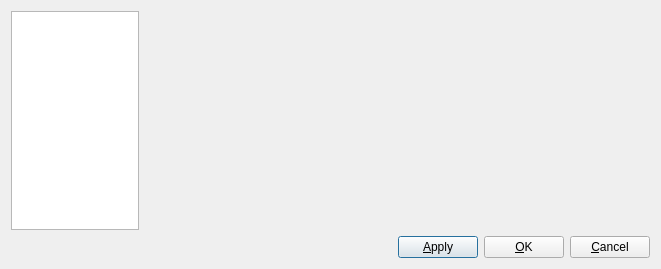
Qt form jmesquita/fsgui/src/interfaces/settingsdialog.ui (freeswitch/freeswitch-contrib) before a commit.
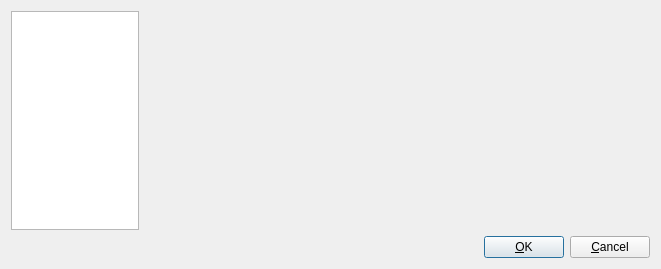
The same form after that commit. Icons and pictures are not drawn.

Commit message: Fix accept slot of settingsdialog.

Patch:
```diff
--- a/jmesquita/fsgui/src/interfaces/settingsdialog.ui
+++ b/jmesquita/fsgui/src/interfaces/settingsdialog.ui
@@ -71,13 +71,6 @@
        </property>
       </spacer>
      </item>
-     <item>
-      <widget class="QPushButton" name="btnApply">
-       <property name="text">
-        <string>&amp;Apply</string>
-       </property>
-      </widget>
-     </item>
      <item>
       <widget class="QPushButton" name="btnOk">
        <property name="text">
```
Left out of the diff: 20 changed lines with no effect on the pictures. The commit also changes 6 other files.
